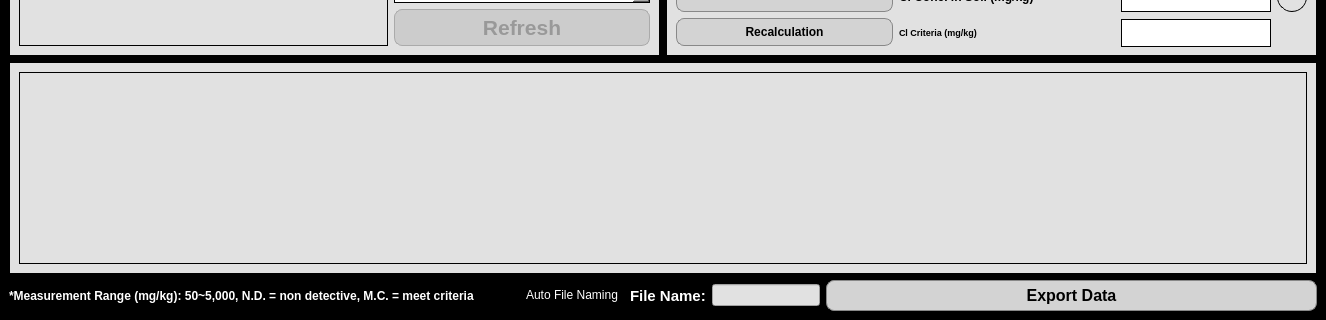
The window that sal-updated/sal.ui (yassin-shehata/sal-app) describes before a commit, drawn with Qt 5; both pictures show x 0 to 1326 and y 539 to 859 of the 1326 by 859 pixel window.
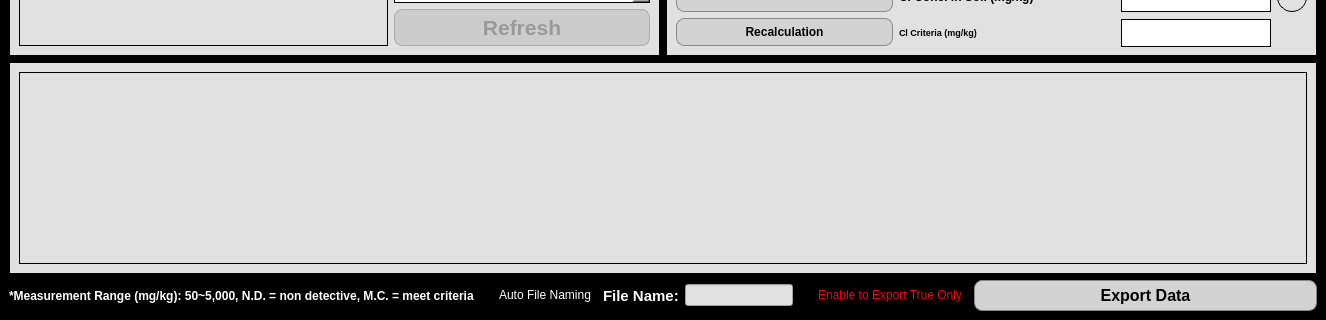
The same window after the commit. Icons and pictures are not drawn.

Commit message: stabilization and export updated

What changed in the file:
```diff
--- a/sal-updated/sal.ui
+++ b/sal-updated/sal.ui
@@ -2789,7 +2789,7 @@
      </widget>
     </item>
     <item>
-     <layout class="QHBoxLayout" name="horizontalLayout_bottom" stretch="1,0,0,0,1">
+     <layout class="QHBoxLayout" name="horizontalLayout_bottom" stretch="1,0,0,0,0,1">
       <item>
        <widget class="QLabel" name="measurement_range_label">
         <property name="sizePolicy">
@@ -2870,6 +2870,19 @@
         </property>
        </widget>
       </item>
+      <item>
+       <widget class="QCheckBox" name="only_checked_checkbox">
+        <property name="styleSheet">
+         <string notr="true">color: red;
+background: transparent
+
+</string>
+        </property>
+        <property name="text">
+         <string>Enable to Export True Only</string>
+        </property>
+       </widget>
+      </item>
       <item>
        <widget class="QPushButton" name="export_data_button">
         <property name="sizePolicy">
```
The commit also changes 5 other files.
